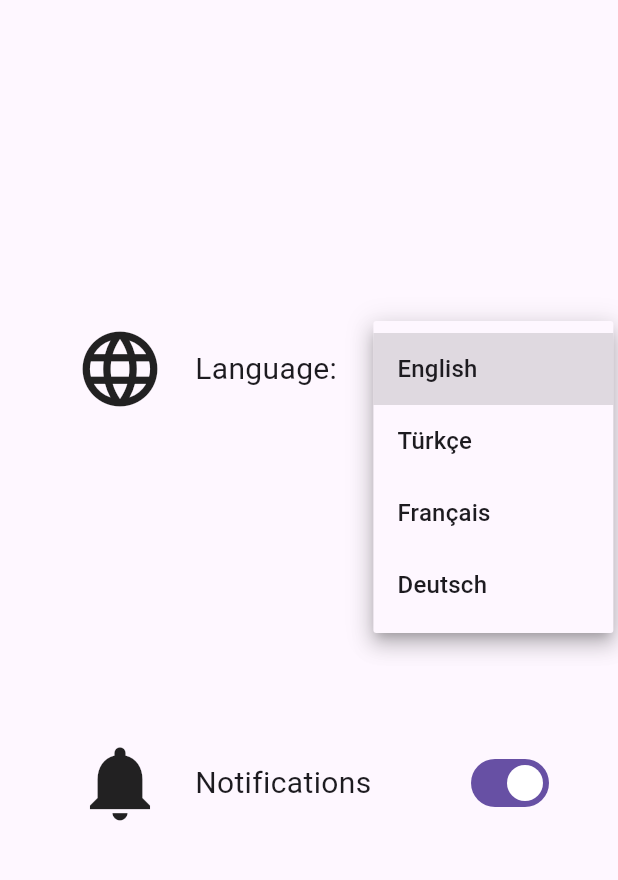
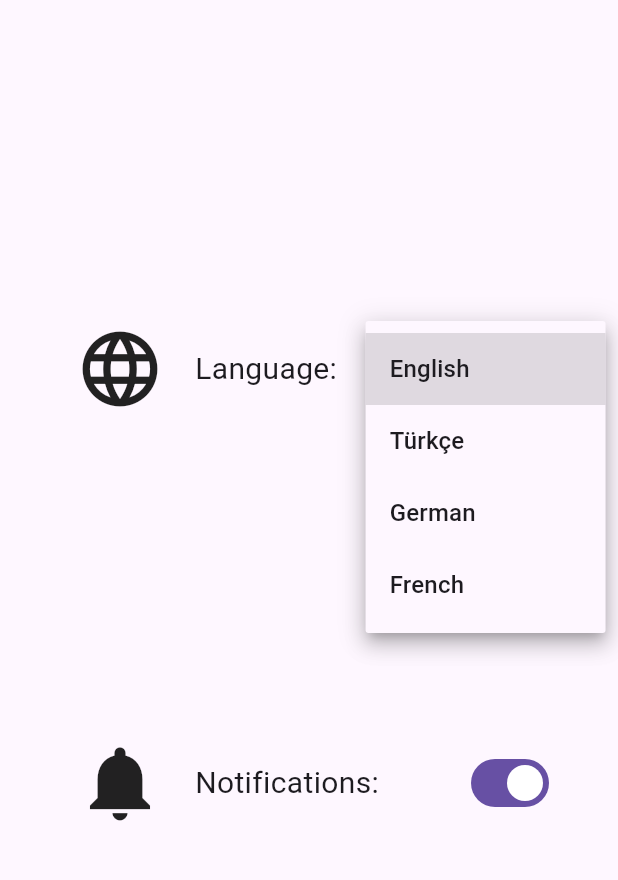
Before and after one commit to Ahmetlrd/zoom_ai_project, a Flutter app: the Settings screen opened by its route, after a tap on "English", on a phone screen of 412 x 824 dp, the part 84-964 px from its top. Run offline on Flutter 3.47's test engine with Material 3 defaults, Android fonts, the phone set to English and light mode, and no system bars; our stand-ins replace flutter_riverpod, go_router, shared_preferences, uni_links; missing offline and left inert: flutter_webview_plugin; accounts and stored records are empty; generated files the repository leaves out were written again.

Commit message:
4 Dil seçeneği eklendi

```diff
--- /dev/null
+++ b/flutter_app/l10n.yaml
@@ -0,0 +1,3 @@
+arb-dir: lib/l10n
+template-arb-file: app_en.arb
+output-localization-file: app_localizations.dart
--- a/flutter_app/lib/features/home/login.dart
+++ b/flutter_app/lib/features/home/login.dart
@@ -7,6 +7,7 @@ import 'package:uni_links/uni_links.dart'; // Deep link yakalamak için
 import 'package:flutter_app/providers/auth_provider.dart'; // Giriş işlemi state yönetimi
 import 'package:url_launcher/url_launcher.dart';
 import 'utility.dart'; // App bar gibi yardımcı şeyleri buradan alıyorum
+import 'package:flutter_gen/gen_l10n/app_localizations.dart';
 
 // Login sayfası stateful widget olarak tanımlı, çünkü deep link stream'i dinleyeceğim
 class Login extends ConsumerStatefulWidget {
@@ -19,7 +20,6 @@ class Login extends ConsumerStatefulWidget {
 class _LoginState extends ConsumerState<Login> {
   // Zoom'dan geri dönüş URL'sini dinlemek için stream subscription
   StreamSubscription? _sub;
-
   @override
   void initState() {
     super.initState();
@@ -59,8 +59,10 @@ class _LoginState extends ConsumerState<Login> {
 
   @override
   Widget build(BuildContext context) {
+    var d = AppLocalizations.of(context);
     return Scaffold(
-      appBar: Utility.buildAppBar(context), // Üst bar'ı yardımcı dosyadan çekiyorum
+      appBar:
+          Utility.buildAppBar(context), // Üst bar'ı yardımcı dosyadan çekiyorum
       body: Center(
         child: Padding(
           padding: const EdgeInsets.symmetric(horizontal: 32),
@@ -72,8 +74,8 @@ class _LoginState extends ConsumerState<Login> {
                   size: 72, color: Colors.blueAccent),
               const SizedBox(height: 24),
               // Başlık
-              const Text(
-                "WELCOME TO THE APPLICATION",
+               Text(
+                d!.welcometext,
                 textAlign: TextAlign.center,
                 style: TextStyle(
                     fontSize: 24,
@@ -88,7 +90,7 @@ class _LoginState extends ConsumerState<Login> {
                   onPressed: () {
                     // Butona basıldığında Zoom login başlatılıyor
                     final zoomLoginUrl =
-                        'https://a1df-159-20-69-18.ngrok-free.app/auth/login';
+                        'https://018b-159-20-69-18.ngrok-free.app/auth/login';
                     launchUrl(Uri.parse(zoomLoginUrl),
                         mode: LaunchMode.externalApplication);
                   },
@@ -98,7 +100,7 @@ class _LoginState extends ConsumerState<Login> {
                     shape: RoundedRectangleBorder(
                         borderRadius: BorderRadius.circular(12)),
                   ),
-                  child: const Text("Login with Zoom",
+                  child:  Text(d!.login,
                       style: TextStyle(fontSize: 20, color: Colors.white)),
                 ),
               ),
--- a/flutter_app/lib/features/home/meetinglist.dart
+++ b/flutter_app/lib/features/home/meetinglist.dart
@@ -1,11 +1,14 @@
 import 'package:flutter/material.dart';
 import 'package:flutter_app/features/home/utility.dart';
+import 'package:flutter_gen/gen_l10n/app_localizations.dart';
 
 class Meetinglist extends StatelessWidget {
   const Meetinglist({super.key});
 
   @override
   Widget build(BuildContext context) {
+            var d = AppLocalizations.of(context);
+
     return Scaffold(appBar: Utility.buildAppBar(context));
   }
 }
--- a/flutter_app/lib/features/home/nlp.dart
+++ b/flutter_app/lib/features/home/nlp.dart
@@ -1,11 +1,14 @@
 import 'package:flutter/material.dart';
 import 'package:flutter_app/features/home/utility.dart';
+import 'package:flutter_gen/gen_l10n/app_localizations.dart';
 
 class Nlp extends StatelessWidget {
   const Nlp({super.key});
 
   @override
   Widget build(BuildContext context) {
+            var d = AppLocalizations.of(context);
+
     return Scaffold(appBar: Utility.buildAppBar(context));
   }
 }
--- a/flutter_app/lib/features/home/saved.dart
+++ b/flutter_app/lib/features/home/saved.dart
@@ -1,11 +1,14 @@
 import 'package:flutter/material.dart';
 import 'package:flutter_app/features/home/utility.dart';
+import 'package:flutter_gen/gen_l10n/app_localizations.dart';
 
 class Saved extends StatelessWidget {
   const Saved({super.key});
 
   @override
   Widget build(BuildContext context) {
+            var d = AppLocalizations.of(context);
+
     return Scaffold(appBar: Utility.buildAppBar(context));
   }
 }
--- a/flutter_app/lib/features/home/settings.dart
+++ b/flutter_app/lib/features/home/settings.dart
@@ -1,12 +1,12 @@
-// Gerekli paketleri import ediyorum
 import 'package:flutter/material.dart';
 import 'package:flutter_app/features/home/utility.dart';
 import 'package:flutter_app/providers/auth_provider.dart';
+import 'package:flutter_app/providers/locale_provider.dart'; // <-- bunu ekle
 import 'package:flutter_riverpod/flutter_riverpod.dart';
 import 'package:go_router/go_router.dart';
 import 'package:shared_preferences/shared_preferences.dart';
+import 'package:flutter_gen/gen_l10n/app_localizations.dart';
 
-// Settings (Ayarlar) sayfası, kullanıcı giriş yaptıysa logout işlemi yapılabiliyor
 class Settings extends ConsumerStatefulWidget {
   const Settings({super.key});
 
@@ -15,48 +15,59 @@ class Settings extends ConsumerStatefulWidget {
 }
 
 class _SettingsState extends ConsumerState<Settings> {
-  // Dil seçenekleri listesi
-  List<String> languages = ['English', 'Türkçe', 'Français', 'Deutsch'];
+  List<String> languages = ['English', 'Türkçe','German','French'];
   String selectedLanguage = "English";
 
-  // Bildirimler için switch kontrolü
   bool switchControl = true;
 
   @override
   Widget build(BuildContext context) {
-    // Kullanıcının login olup olmadığını kontrol ediyorum
     final isLoggedIn = ref.watch(authProvider);
+    final d = AppLocalizations.of(context);
+    final locale = ref.watch(localeProvider); // şu anki aktif dil
+
+    // Eğer kullanıcının seçtiği dil değişmişse, dropdown seçimini ona göre güncelle
+    selectedLanguage = _selectedLanguageFromLocale(locale);
 
     return Scaffold(
-      appBar: Utility.buildAppBar(context), // Üst app bar'ı utility dosyasından alıyorum
+      appBar: Utility.buildAppBar(context),
       body: Center(
         child: Column(
           mainAxisAlignment: MainAxisAlignment.spaceEvenly,
           children: [
-
-            // 🔤 Dil seçimi dropdown
+            // 🔤 Dil seçimi
             Row(
               children: [
                 const SizedBox(width: 50),
                 const Icon(Icons.language, size: 60),
                 const SizedBox(width: 20),
-                const Text("Language: ", style: TextStyle(fontSize: 20)),
+                Text(d!.language, style: const TextStyle(fontSize: 20)),
                 const SizedBox(width: 35),
                 SizedBox(
                   width: 120,
                   child: DropdownButton<String>(
                     value: selectedLanguage,
                     isExpanded: true,
-                    items: languages
-                        .map((lang) => DropdownMenuItem(
-                              value: lang,
-                              child: Text(lang),
-                            ))
-                        .toList(),
-                    onChanged: (value) {
+                    items: languages.map((lang) => DropdownMenuItem(
+                          value: lang,
+                          child: Text(lang),
+                        )).toList(),
+                    onChanged: (value) async {
                       setState(() {
                         selectedLanguage = value!;
                       });
+
+                      // Seçilen dile göre localeProvider'ı güncelliyoruz
+                      if (value == "Türkçe") {
+                        await ref.read(localeProvider.notifier).setLocale(const Locale('tr'));
+                      } else if (value == "English") {
+                        await ref.read(localeProvider.notifier).setLocale(const Locale('en'));
+                      }else if (value == "German") {
+                        await ref.read(localeProvider.notifier).setLocale(const Locale('de'));
+                      }else if (value == "French") {
+                        await ref.read(localeProvider.notifier).setLocale(const Locale('fr'));
+                      }
+
                     },
                   ),
                 ),
@@ -69,9 +80,9 @@ class _SettingsState extends ConsumerState<Settings> {
                 const SizedBox(width: 50),
                 const Icon(Icons.notifications, size: 60),
                 const SizedBox(width: 20),
-                const SizedBox(
+                SizedBox(
                   width: 180,
-                  child: Text("Notifications", style: TextStyle(fontSize: 20)),
+                  child: Text(d.notifications, style: const TextStyle(fontSize: 20)),
                 ),
                 Switch(
                   value: switchControl,
@@ -88,21 +99,28 @@ class _SettingsState extends ConsumerState<Settings> {
             if (isLoggedIn)
               ElevatedButton(
                 onPressed: () async {
-                  // local storage'dan isLoggedIn'i false yapıyorum
                   final prefs = await SharedPreferences.getInstance();
                   await prefs.setBool('isLoggedIn', false);
-
-                  // Riverpod state'i false yapıyorum (çıkış yapmış sayılıyor)
                   ref.read(authProvider.notifier).state = false;
-
-                  // Kullanıcıyı login ekranına yönlendiriyorum
                   context.go('/login');
                 },
-                child: const Text('LOGOUT'),
+                child: Text(d.logout),
               ),
           ],
         ),
       ),
     );
   }
+
+  // Locale bilgisinden seçili dili buluyoruz
+  String _selectedLanguageFromLocale(Locale? locale) {
+    if (locale == null) return 'English';
+    if (locale.languageCode == 'tr') return 'Türkçe';
+    if (locale.languageCode == 'en') return 'English';
+        if (locale.languageCode == 'de') return 'German';
+
+    if (locale.languageCode == 'fr') return 'French';
+
+    return 'English'; // fallback
+  }
 }
--- a/flutter_app/lib/features/home/utility.dart
+++ b/flutter_app/lib/features/home/utility.dart
@@ -1,5 +1,6 @@
 import 'package:flutter/material.dart';
 import 'package:go_router/go_router.dart';
+import 'package:flutter_gen/gen_l10n/app_localizations.dart';
 
 class Utility {
   static AppBar buildAppBar(BuildContext context) {
--- a/flutter_app/pubspec.yaml
+++ b/flutter_app/pubspec.yaml
@@ -14,7 +14,9 @@ dependencies:
   shared_preferences: ^2.2.2
   url_launcher: ^6.2.5
   uni_links: ^0.5.1
-
+  flutter_localizations:
+    sdk: flutter
+  intl: ^0.19.0
 
   # 🔀 Sayfa geçişleri için
   go_router: ^13.0.1
@@ -32,4 +34,5 @@ dev_dependencies:
   flutter_lints: ^2.0.0
 
 flutter:
+  generate: true
   uses-material-design: true
```
Also changed, not shown: flutter_app/lib/features/home/home_page.dart (+7 -4 lines), flutter_app/lib/features/home/meetingdetailpage.dart (+6 -4 lines), flutter_app/lib/l10n/app_de.arb (added, +16 -0 lines), flutter_app/lib/l10n/app_en.arb (added, +16 -0 lines), flutter_app/lib/l10n/app_fr.arb (added, +16 -0 lines), flutter_app/lib/l10n/app_tr.arb (added, +16 -0 lines), flutter_app/lib/main.dart (+17 -0 lines), flutter_app/lib/providers/locale_provider.dart (added, +27 -0 lines), flutter_app/pubspec.lock, 1 other file.
